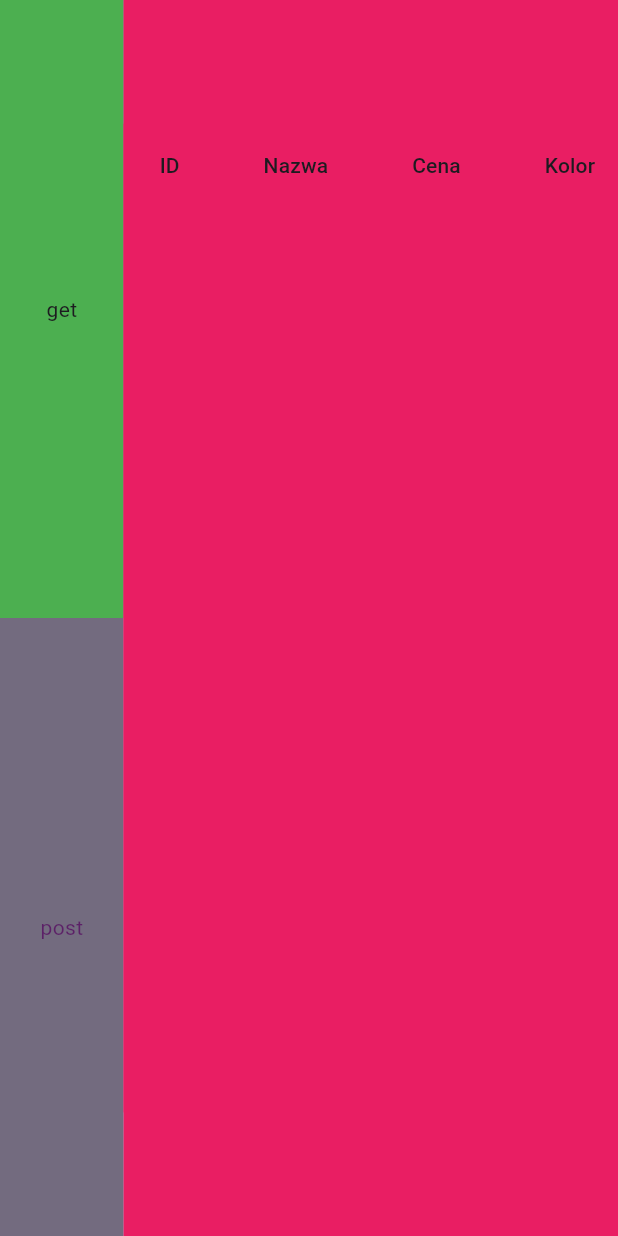
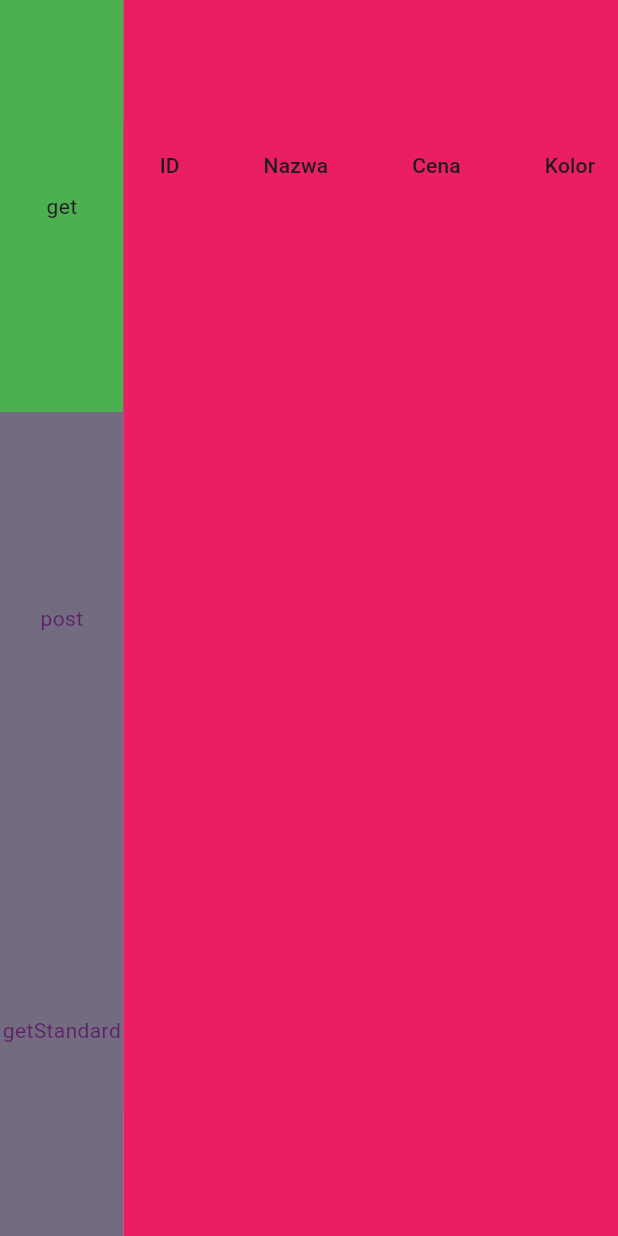
Before and after one commit to parowka18888/FlutterAPI, a Flutter app: the screen it shows once a user with an empty profile is signed in, after a tap on "get", on a phone screen of 412 x 824 dp. Run offline on Flutter 3.47's test engine with Material 3 defaults, Android fonts, the phone set to English and light mode, and no system bars; our stand-ins replace cloud_firestore, firebase_auth, firebase_core; missing offline and left inert: firebase_auth_platform_interface, firebase_ui_auth; accounts and stored records are empty; network calls fail.

Commit message:
Added getPhone from json

```diff
--- a/lib/core/config/config.dart
+++ b/lib/core/config/config.dart
@@ -1,5 +1,6 @@
 class Config{
 
-  static final baseUrl = "https://api.restful-api.dev";
+  // static final baseUrl = "https://api.restful-api.dev";
+  static final baseUrl = "http://localhost:3000";
 
 }
--- a/lib/core/enums/selected_mode.dart
+++ b/lib/core/enums/selected_mode.dart
@@ -1,3 +1,3 @@
 enum SelectedMode{
-  get, post
+  get, post, getStandard
 }
--- a/lib/core/viewmodels/app_provider.dart
+++ b/lib/core/viewmodels/app_provider.dart
@@ -6,7 +6,7 @@ import '../../data/models/Phone.dart';
 
 class AppProvider extends ChangeNotifier{
 
-  SelectedMode selected_mode = SelectedMode.get;
+  SelectedMode selected_mode = SelectedMode.getStandard;
 
   bool isLoading = false;
   List<Phone> phones = [];
--- a/lib/core/viewmodels/form_controller.dart
+++ b/lib/core/viewmodels/form_controller.dart
@@ -45,6 +45,6 @@ class FormController extends ChangeNotifier{
         const SnackBar(content: Text('Błąd!')),
       );
     }
-    PhoneService_Firebase.savePhone(phone);
+    // PhoneService_Firebase.savePhone(phone);
   }
 }
--- a/lib/data/services/PhoneService.dart
+++ b/lib/data/services/PhoneService.dart
@@ -9,7 +9,7 @@ class PhoneService{
   static Future<List<Phone>> getPhones() async{
     print("#### Wykonuje Phones");
 
-    final url = Uri.parse("${Config.baseUrl}/objects");
+    final url = Uri.parse("${Config.baseUrl}/phones");
     print("#### url to ${url}");
     final response = await http.get(url);
 
@@ -21,6 +21,17 @@ class PhoneService{
     }
   }
 
+  static Future<Phone> getPhoneById(String id) async {
+    final url = Uri.parse('${Config.baseUrl}/phones/${id}');
+    final response = await http.get(url);
+    if(response.statusCode == 200){
+      final Map<String, dynamic> decode = jsonDecode(response.body);
+      return Phone.fromJson(decode);
+    } else {
+      throw Exception("Błąd API: ${response.statusCode}");
+    }
+  }
+
 
 
 
--- a/lib/presentation/screens/startPage/firebase/Elements/main_panel/main_panel_firebase.dart
+++ b/lib/presentation/screens/startPage/firebase/Elements/main_panel/main_panel_firebase.dart
@@ -5,6 +5,8 @@ import 'package:api/presentation/screens/startPage/firebase/Elements/main_panel/
 import 'package:flutter/cupertino.dart';
 import 'package:flutter/material.dart';
 import 'package:provider/provider.dart';
+
+import '../../../standard/standard_get.dart';
 
 class MainPanelFirebase extends StatefulWidget{
   MainPanelFirebase({super.key, required this.width, required this.height});
@@ -32,7 +34,9 @@ class _MainPanelFirebase extends State<MainPanelFirebase>{
           if(mode == SelectedMode.get)
             GetFirebase(),
           if(mode == SelectedMode.post)
-            PostFirebase()
+            PostFirebase(),
+          if(mode == SelectedMode.getStandard)
+            GetStandard()
         ],
       ),
     );
--- /dev/null
+++ b/lib/presentation/screens/startPage/standard/standard_get.dart
@@ -0,0 +1,69 @@
+import 'package:flutter/cupertino.dart';
+import 'package:flutter/material.dart';
+
+import '../../../../data/models/Phone.dart';
+import '../../../../data/services/PhoneService.dart';
+
+class GetStandard extends StatefulWidget{
+  GetStandard({super.key});
+
+  State<GetStandard> createState() => _GetStandardState();
+  // @override
+  // Widget build(BuildContext context) {
+  //   return Center(
+  //     child: Text("Ojk"),
+  //   );
+  // }
+  //
+}
+
+class _GetStandardState extends State<GetStandard> {
+
+  late Future<List<Phone>> phones;
+
+
+  @override
+  void initState() {
+    super.initState();
+    // phones = PhoneService.getPhones();
+    phones = PhoneService.getPhoneById("1").then((phone) => [phone]);
+  }
+
+  @override
+  Widget build(BuildContext context) {
+    final double height = MediaQuery.of(context).size.height;
+    final double width = MediaQuery.of(context).size.width;
+
+    return Center(
+      child: Column(
+        mainAxisAlignment: MainAxisAlignment.center,
+        children: [
+          Container(
+            height: height,
+            width: width,
+            color: Colors.green,
+            child: FutureBuilder(
+                future: phones,
+                builder: (context, snapshot){
+                  if(snapshot.connectionState == ConnectionState.waiting){
+                    return const Center(child: CircularProgressIndicator());
+                  }
+                  if(snapshot.hasError){
+                    return Center(child: Text("${snapshot.error}"));
+                  }
+                  final list = snapshot.data!;
+                  return ListView.builder(
+                      itemCount: list.length,
+                      itemBuilder: (context, index){
+                        Phone phone = list[index];
+                        return Text("${phone.name} -- ${phone.id} -- ${phone.data}");
+                  });
+                }
+            ),
+          )
+        ],
+      ),
+    );
+  }
+
+}
```
